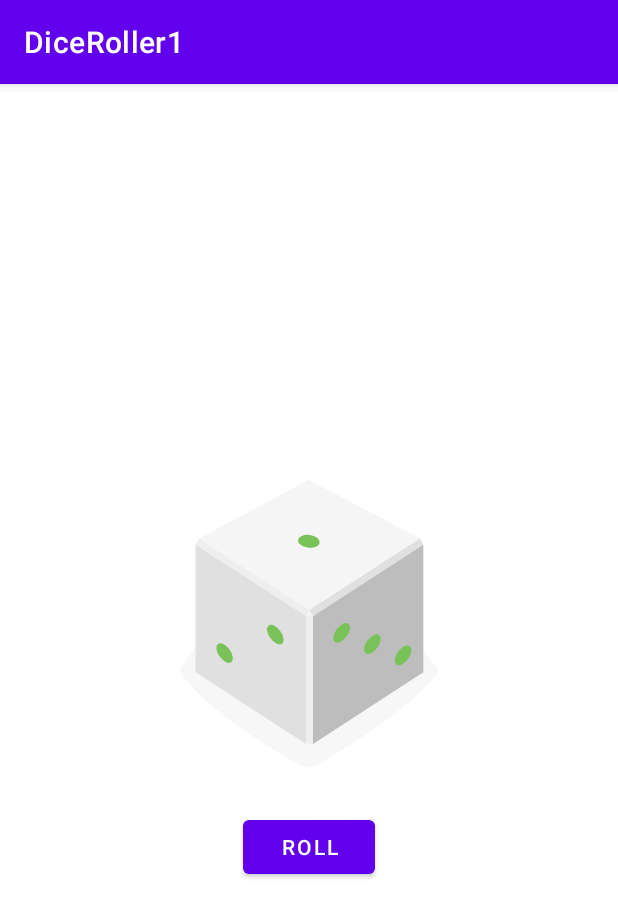
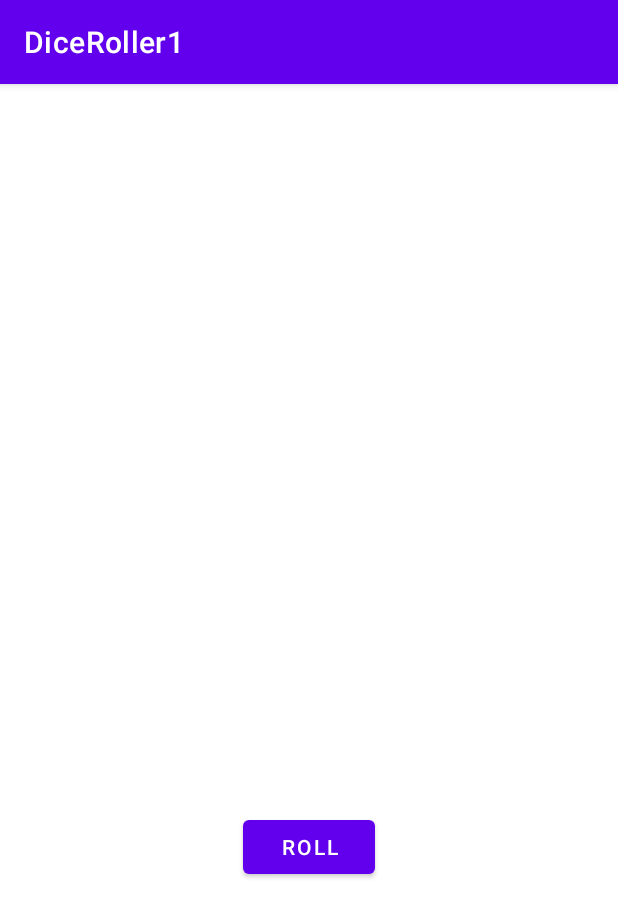
Before and after one commit to tpmathebula/DiceRoll, an Android app: the screen it shows after launch (MainActivity), on a phone screen of 412 x 824 dp. Shown: the top 917 px of the screen. Run offline under Robolectric (Android 15) with nearby library versions, the phone set to English and light mode, and no system bars.

Commit message:
Refactored the dice app by using lateinit and vector drawable compatibility library

```diff
--- a/app/build.gradle
+++ b/app/build.gradle
@@ -15,6 +15,8 @@ android {
         versionName "1.0"
 
         testInstrumentationRunner "androidx.test.runner.AndroidJUnitRunner"
+        vectorDrawables.useSupportLibrary=true
+
     }
 
     buildTypes {
--- a/app/src/main/java/com/example/diceroller1/MainActivity.kt
+++ b/app/src/main/java/com/example/diceroller1/MainActivity.kt
@@ -7,6 +7,9 @@ import android.widget.ImageView
 import kotlin.random.Random
 
 class MainActivity : AppCompatActivity() {
+
+    lateinit var diceImage : ImageView
+
     override fun onCreate(savedInstanceState: Bundle?) {
         super.onCreate(savedInstanceState)
         setContentView(R.layout.activity_main)
@@ -16,14 +19,13 @@ class MainActivity : AppCompatActivity() {
             rollDice()
         }
 
+        diceImage = findViewById(R.id.dice_image)
 
     }
 
     private fun rollDice() {
 
         val randomInt =  Random.nextInt(6) + 1
-
-        val diceImage : ImageView = findViewById(R.id.dice_image)
 
         val drawableResource = when(randomInt){
             1->R.drawable.dice_1
--- a/app/src/main/res/layout/activity_main.xml
+++ b/app/src/main/res/layout/activity_main.xml
@@ -1,18 +1,21 @@
 <?xml version="1.0" encoding="utf-8"?>
 <LinearLayout xmlns:android="http://schemas.android.com/apk/res/android"
     xmlns:tools="http://schemas.android.com/tools"
+    xmlns:app="http://schemas.android.com/apk/res-auto"
     android:layout_width="match_parent"
     android:layout_height="wrap_content"
     android:orientation="vertical"
     tools:context=".MainActivity"
-    android:layout_gravity="center_vertical">
+    android:layout_gravity="center_vertical"
+    tools:ignore="ExtraText,NamespaceTypo">
 
     <ImageView
         android:id="@+id/dice_image"
         android:layout_width="wrap_content"
         android:layout_height="wrap_content"
         android:layout_gravity="center_horizontal"
-        android:src="@drawable/dice_1"/>
+        app:srcCompat="@drawable/empty_dice"
+        tools:src="@drawable/dice_1" />
 
     <Button
         android:id="@+id/roll_button"
```
